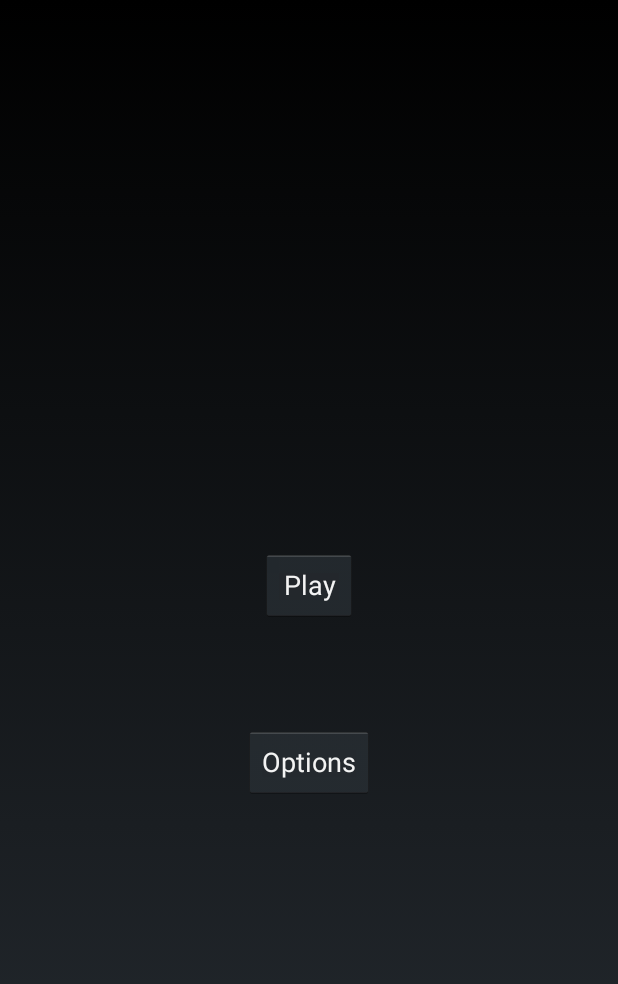
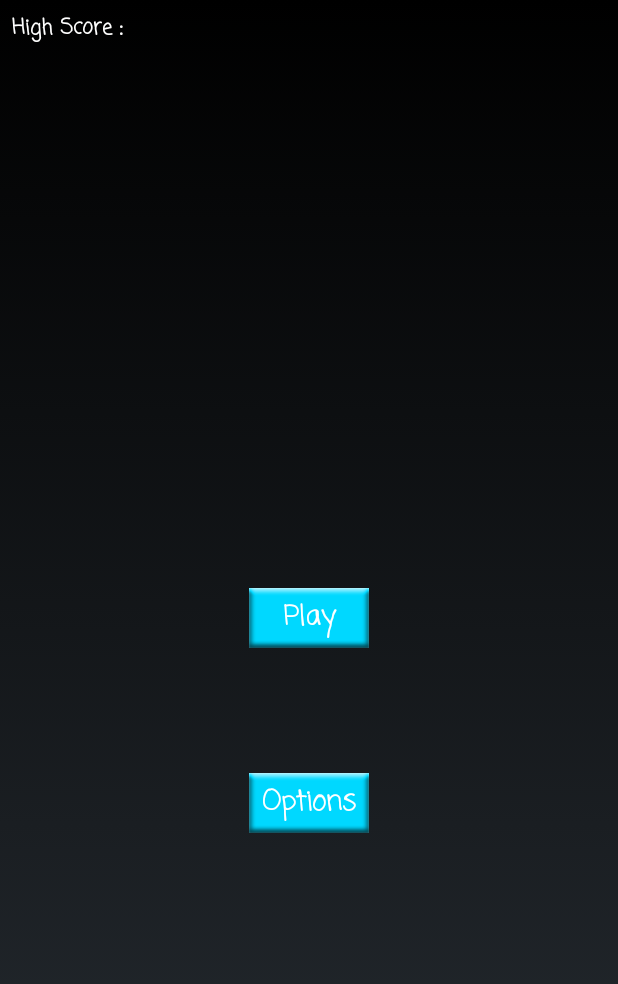
Before and after one commit to HenrygShen/SwimmyFishy, an Android app: the layout content_main.xml on its own in the app's theme, with its tools: preview values and no code run, on a phone screen of 412 x 824 dp. Shown: the top 984 px of the screen. Run offline under Robolectric (Android 15) with nearby library versions, the phone set to English and light mode, and no system bars.

Commit message:
Made buttons look better

```diff
--- a/SwimmyFishy/SwimmyFishy/app/src/main/java/com/henryandlincoln/swimmyfishy/Options.java
+++ b/SwimmyFishy/SwimmyFishy/app/src/main/java/com/henryandlincoln/swimmyfishy/Options.java
@@ -7,8 +7,6 @@ import android.view.View;
 import android.view.Window;
 import android.view.WindowManager;
 import android.widget.Button;
-import android.widget.ImageButton;
-
 
 public class Options extends Activity {
 
@@ -48,7 +46,7 @@ public class Options extends Activity {
 
     private void configureMenuButton(){
 
-        ImageButton backToMenu = (ImageButton) findViewById(R.id.backToMenu);
+        Button backToMenu = (Button) findViewById(R.id.backToMenu);
         backToMenu.setOnClickListener(new View.OnClickListener(){
             @Override
             public void onClick(View view){
--- a/SwimmyFishy/SwimmyFishy/app/src/main/res/layout/content_main.xml
+++ b/SwimmyFishy/SwimmyFishy/app/src/main/res/layout/content_main.xml
@@ -7,36 +7,65 @@
     tools:context="com.henryandlincoln.swimmyfishy.MainActivity"
     tools:showIn="@layout/activity_main">
 
-    <Button
-        android:id="@+id/play"
-        android:layout_width="wrap_content"
-        android:layout_height="wrap_content"
+    <TextView
+        android:id="@+id/textView3"
+        android:layout_width="193dp"
+        android:layout_height="43dp"
         android:layout_marginBottom="8dp"
         android:layout_marginEnd="8dp"
         android:layout_marginStart="8dp"
         android:layout_marginTop="8dp"
+        android:fontFamily="casual"
+        android:text="High Score : "
+        android:textColor="@android:color/background_light"
+        android:textStyle="bold"
+        android:typeface="normal"
+        app:layout_constraintBottom_toBottomOf="parent"
+        app:layout_constraintEnd_toEndOf="parent"
+        app:layout_constraintHorizontal_bias="0.0"
+        app:layout_constraintStart_toStartOf="parent"
+        app:layout_constraintTop_toTopOf="parent"
+        app:layout_constraintVertical_bias="0.0" />
+
+    <Button
+        android:id="@+id/play"
+        android:layout_width="80dp"
+        android:layout_height="40dp"
+        android:layout_marginBottom="8dp"
+        android:layout_marginEnd="8dp"
+        android:layout_marginStart="8dp"
+        android:layout_marginTop="8dp"
+        android:background="@drawable/menubuttons"
+        android:fontFamily="casual"
         android:text="Play"
         android:textAllCaps="false"
+        android:textColor="@android:color/background_light"
+        android:textStyle="bold"
+        android:typeface="normal"
+        app:layout_constraintBottom_toBottomOf="parent"
+        app:layout_constraintEnd_toEndOf="parent"
+        app:layout_constraintStart_toStartOf="parent"
+        app:layout_constraintTop_toTopOf="parent" />
+
+    <Button
+        android:id="@+id/options"
+        android:layout_width="80dp"
+        android:layout_height="40dp"
+        android:layout_marginBottom="8dp"
+        android:layout_marginEnd="8dp"
+        android:layout_marginStart="8dp"
+        android:layout_marginTop="8dp"
+        android:background="@drawable/menubuttons"
+        android:fontFamily="casual"
+        android:text="Options"
+        android:textAllCaps="false"
+        android:textColor="@android:color/background_light"
+        android:textStyle="bold"
+        android:typeface="normal"
         app:layout_constraintBottom_toBottomOf="parent"
         app:layout_constraintEnd_toEndOf="parent"
         app:layout_constraintStart_toStartOf="parent"
         app:layout_constraintTop_toTopOf="parent"
-        app:layout_constraintVertical_bias="0.471" />
-
-    <Button
-        android:id="@+id/options"
-        android:layout_width="wrap_content"
-        android:layout_height="wrap_content"
-        android:layout_marginBottom="8dp"
-        android:layout_marginEnd="8dp"
-        android:layout_marginStart="8dp"
-        android:layout_marginTop="8dp"
-        android:text="Options"
-        android:textAllCaps="false"
-        app:layout_constraintBottom_toBottomOf="parent"
-        app:layout_constraintEnd_toEndOf="parent"
-        app:layout_constraintStart_toStartOf="parent"
-        app:layout_constraintTop_toTopOf="parent"
-        app:layout_constraintVertical_bias="0.626" />
+        app:layout_constraintVertical_bias="0.661" />
 
 </android.support.constraint.ConstraintLayout>
```
Also changed, not shown: SwimmyFishy/SwimmyFishy/app/src/main/res/layout/options_window.xml (+8 -16 lines), SwimmyFishy/SwimmyFishy/app/src/main/res/drawable/menubuttons.png (added).
